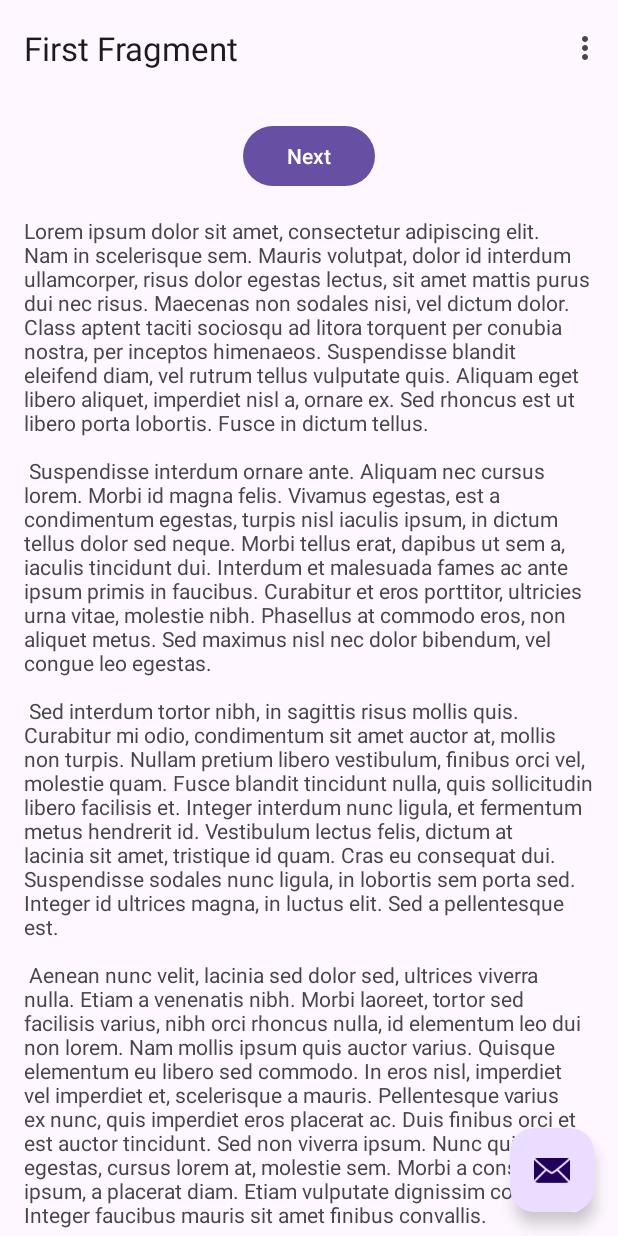
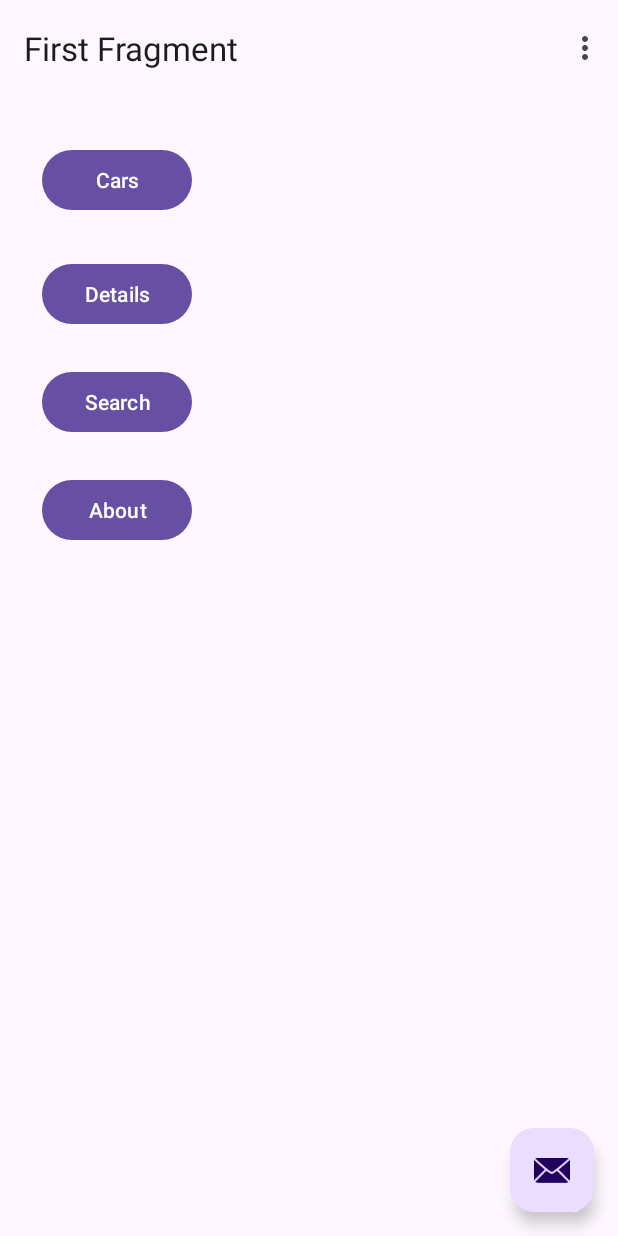
Before and after one commit to JoaoGoncalves20/ColecaoCarros, an Android app: the screen it shows after launch (MainActivity), on a phone screen of 412 x 824 dp. Run offline under Robolectric (Android 15) with nearby library versions, the phone set to English and light mode, and no system bars; our stand-ins replace navigation-ui; 1 statement that could not run was skipped.

Commit message:
Layout fragment first and fragment second

```diff
--- a/app/build.gradle
+++ b/app/build.gradle
@@ -43,6 +43,7 @@ dependencies {
     implementation 'androidx.constraintlayout:constraintlayout:2.1.4'
     implementation 'androidx.navigation:navigation-fragment-ktx:2.4.1'
     implementation 'androidx.navigation:navigation-ui-ktx:2.4.1'
+    implementation 'androidx.legacy:legacy-support-v4:1.0.0'
     testImplementation 'junit:junit:4.13.2'
     androidTestImplementation 'androidx.test.ext:junit:1.1.5'
     androidTestImplementation 'androidx.test.espresso:espresso-core:3.5.1'
--- a/app/src/main/res/layout/content_main.xml
+++ b/app/src/main/res/layout/content_main.xml
@@ -13,7 +13,9 @@
         app:defaultNavHost="true"
         app:layout_constraintBottom_toBottomOf="parent"
         app:layout_constraintEnd_toEndOf="parent"
+        app:layout_constraintHorizontal_bias="0.0"
         app:layout_constraintStart_toStartOf="parent"
         app:layout_constraintTop_toTopOf="parent"
+        app:layout_constraintVertical_bias="0.0"
         app:navGraph="@navigation/nav_graph" />
 </androidx.constraintlayout.widget.ConstraintLayout>
--- a/app/src/main/res/layout/fragment_first.xml
+++ b/app/src/main/res/layout/fragment_first.xml
@@ -1,36 +1,53 @@
 <?xml version="1.0" encoding="utf-8"?>
-<androidx.core.widget.NestedScrollView xmlns:android="http://schemas.android.com/apk/res/android"
+<androidx.constraintlayout.widget.ConstraintLayout xmlns:android="http://schemas.android.com/apk/res/android"
     xmlns:app="http://schemas.android.com/apk/res-auto"
     xmlns:tools="http://schemas.android.com/tools"
     android:layout_width="match_parent"
     android:layout_height="match_parent"
     tools:context=".FirstFragment">
 
-    <androidx.constraintlayout.widget.ConstraintLayout
-        android:layout_width="match_parent"
-        android:layout_height="match_parent"
-        android:padding="16dp">
+    <Button
+        android:id="@+id/button_about"
+        android:layout_width="100dp"
+        android:layout_height="wrap_content"
+        android:layout_marginTop="24dp"
+        android:text="@string/about"
+        app:layout_constraintEnd_toEndOf="parent"
+        app:layout_constraintHorizontal_bias="0.09"
+        app:layout_constraintStart_toStartOf="parent"
+        app:layout_constraintTop_toBottomOf="@+id/button_search" />
 
     <Button
-            android:id="@+id/button_first"
-            android:layout_width="wrap_content"
+        android:id="@+id/button_search"
+        android:layout_width="100dp"
         android:layout_height="wrap_content"
-            android:text="@string/next"
-            app:layout_constraintBottom_toTopOf="@id/textview_first"
+        android:layout_marginTop="24dp"
+        android:text="@string/search"
         app:layout_constraintEnd_toEndOf="parent"
+        app:layout_constraintHorizontal_bias="0.09"
+        app:layout_constraintStart_toStartOf="parent"
+        app:layout_constraintTop_toBottomOf="@+id/button_details" />
+
+    <Button
+        android:id="@+id/button_details"
+        android:layout_width="100dp"
+        android:layout_height="wrap_content"
+        android:layout_marginTop="28dp"
+        android:text="@string/details"
+        app:layout_constraintEnd_toEndOf="parent"
+        app:layout_constraintHorizontal_bias="0.09"
+        app:layout_constraintStart_toStartOf="parent"
+        app:layout_constraintTop_toBottomOf="@+id/button_car" />
+
+    <Button
+        android:id="@+id/button_car"
+        android:layout_width="100dp"
+        android:layout_height="wrap_content"
+        android:layout_marginTop="32dp"
+        android:text="@string/car"
+        app:layout_constraintEnd_toEndOf="parent"
+        app:layout_constraintHorizontal_bias="0.09"
         app:layout_constraintStart_toStartOf="parent"
         app:layout_constraintTop_toTopOf="parent" />
-        />
 
-        <TextView
-            android:id="@+id/textview_first"
-            android:layout_width="wrap_content"
-            android:layout_height="wrap_content"
-            android:layout_marginTop="16dp"
-            android:text="@string/lorem_ipsum"
-            app:layout_constraintBottom_toBottomOf="parent"
-            app:layout_constraintEnd_toEndOf="parent"
-            app:layout_constraintStart_toStartOf="parent"
-            app:layout_constraintTop_toBottomOf="@id/button_first" />
 </androidx.constraintlayout.widget.ConstraintLayout>
-</androidx.core.widget.NestedScrollView>
--- a/app/src/main/res/values/strings.xml
+++ b/app/src/main/res/values/strings.xml
@@ -4,8 +4,11 @@
     <!-- Strings used for fragments for navigation -->
     <string name="first_fragment_label">First Fragment</string>
     <string name="second_fragment_label">Second Fragment</string>
-    <string name="next">Next</string>
+    <string name="about">About</string>
     <string name="previous">Previous</string>
+    <string name="search">Search</string>
+    <string name="details">Details</string>
+    <string name="car">Cars</string>
 
     <string name="lorem_ipsum">
         Lorem ipsum dolor sit amet, consectetur adipiscing elit. Nam in scelerisque sem. Mauris
```
Also changed, not shown: app/src/main/res/layout/fragment_second.xml (+21 -9 lines), 1 other file. Lines whose indentation alone changed are shown as unchanged.
